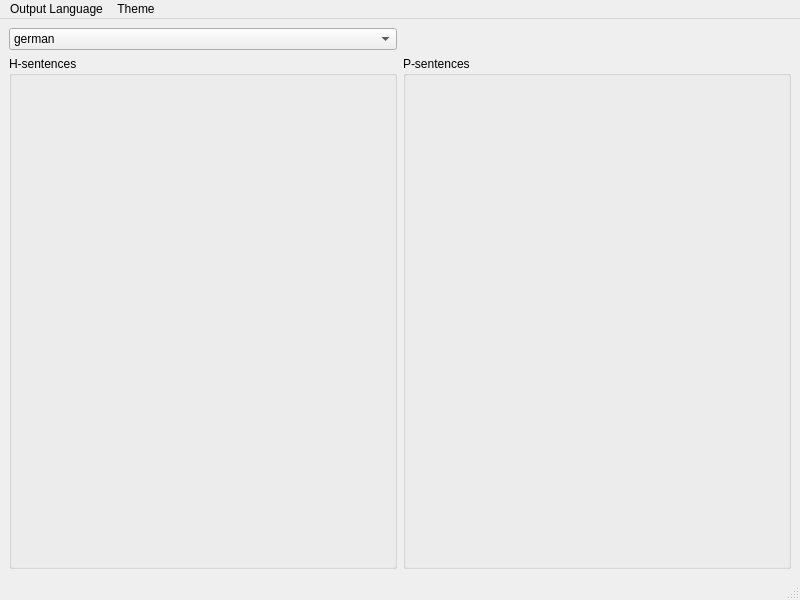
4-DMAPandSadness/BAHelper, file BAHelper_ui.ui: the form before one commit.
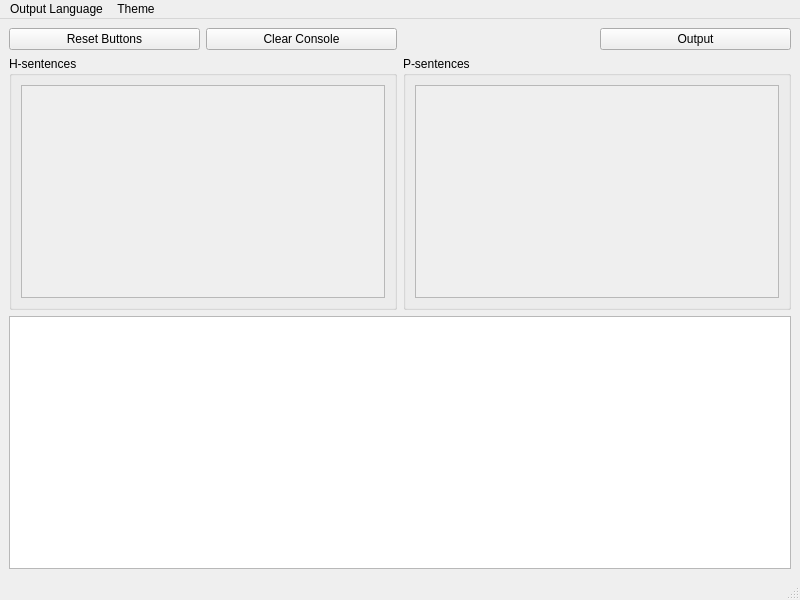
The form after the commit.

Commit message: Buttons will now display in the right way. Console output now works. Added reset and clear Button for Buttons and Console.

```diff
--- a/BAHelper_ui.ui
+++ b/BAHelper_ui.ui
@@ -16,33 +16,85 @@
   <widget class="QWidget" name="centralwidget">
    <layout class="QGridLayout" name="gridLayout">
     <item row="0" column="0">
-     <widget class="QComboBox" name="language">
-      <item>
-       <property name="text">
-        <string>german</string>
-       </property>
-      </item>
-      <item>
-       <property name="text">
-        <string>english</string>
-       </property>
-      </item>
+     <widget class="QPushButton" name="pushResetButtons">
+      <property name="text">
+       <string>Reset Buttons</string>
+      </property>
      </widget>
     </item>
-    <item row="1" column="1">
-     <widget class="QGroupBox" name="Psentences">
-      <property name="title">
-       <string>P-sentences</string>
+    <item row="0" column="1">
+     <widget class="QPushButton" name="pushClearConsole">
+      <property name="text">
+       <string>Clear Console</string>
       </property>
-      <layout class="QGridLayout" name="pLayout"/>
      </widget>
     </item>
-    <item row="1" column="0">
+    <item row="0" column="3">
+     <widget class="QPushButton" name="pushOutput">
+      <property name="text">
+       <string>Output</string>
+      </property>
+     </widget>
+    </item>
+    <item row="1" column="0" colspan="2">
      <widget class="QGroupBox" name="Hsentences">
       <property name="title">
        <string>H-sentences</string>
       </property>
-      <layout class="QGridLayout" name="hLayout"/>
+      <layout class="QGridLayout" name="gridLayout_2">
+       <item row="0" column="0">
+        <widget class="QScrollArea" name="scrollH">
+         <property name="widgetResizable">
+          <bool>true</bool>
+         </property>
+         <widget class="QWidget" name="scrollHContent">
+          <property name="geometry">
+           <rect>
+            <x>0</x>
+            <y>0</y>
+            <width>362</width>
+            <height>205</height>
+           </rect>
+          </property>
+          <layout class="QGridLayout" name="hLayout"/>
+         </widget>
+        </widget>
+       </item>
+      </layout>
+     </widget>
+    </item>
+    <item row="1" column="2" colspan="2">
+     <widget class="QGroupBox" name="Psentences">
+      <property name="title">
+       <string>P-sentences</string>
+      </property>
+      <layout class="QGridLayout" name="gridLayout_3">
+       <item row="0" column="0">
+        <widget class="QScrollArea" name="scrollP">
+         <property name="widgetResizable">
+          <bool>true</bool>
+         </property>
+         <widget class="QWidget" name="scrollPContent">
+          <property name="geometry">
+           <rect>
+            <x>0</x>
+            <y>0</y>
+            <width>362</width>
+            <height>205</height>
+           </rect>
+          </property>
+          <layout class="QGridLayout" name="pLayout"/>
+         </widget>
+        </widget>
+       </item>
+      </layout>
+     </widget>
+    </item>
+    <item row="2" column="0" colspan="4">
+     <widget class="QTextEdit" name="textOutput">
+      <property name="readOnly">
+       <bool>true</bool>
+      </property>
      </widget>
     </item>
    </layout>
```
The commit also changes 1 other file.
